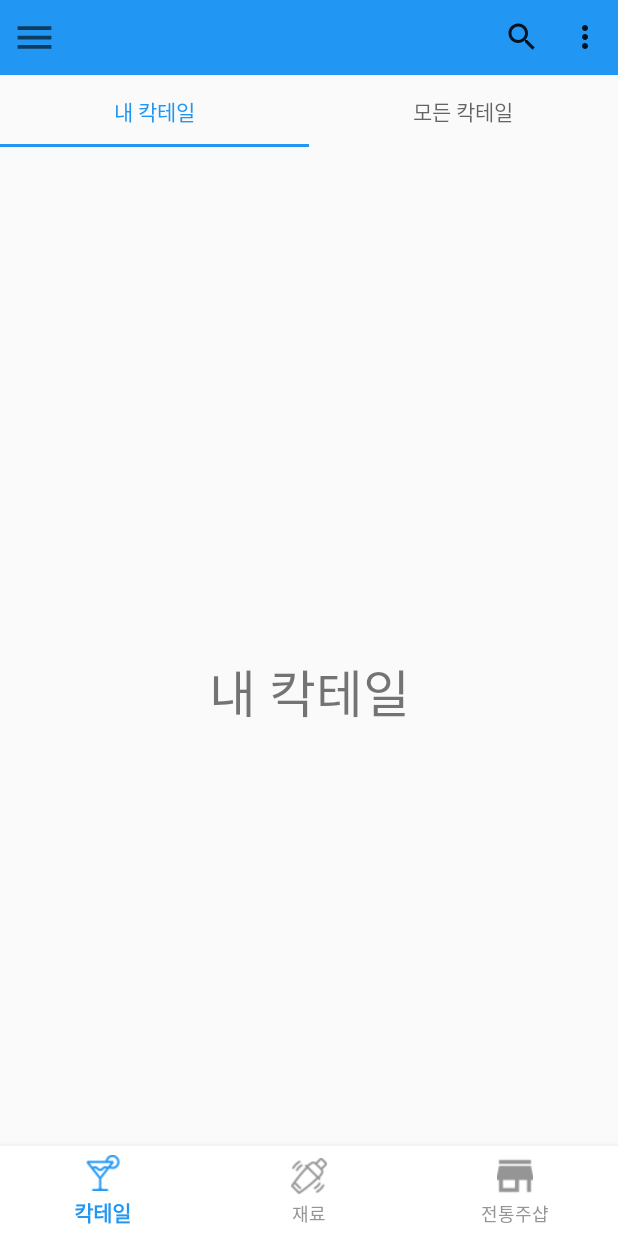
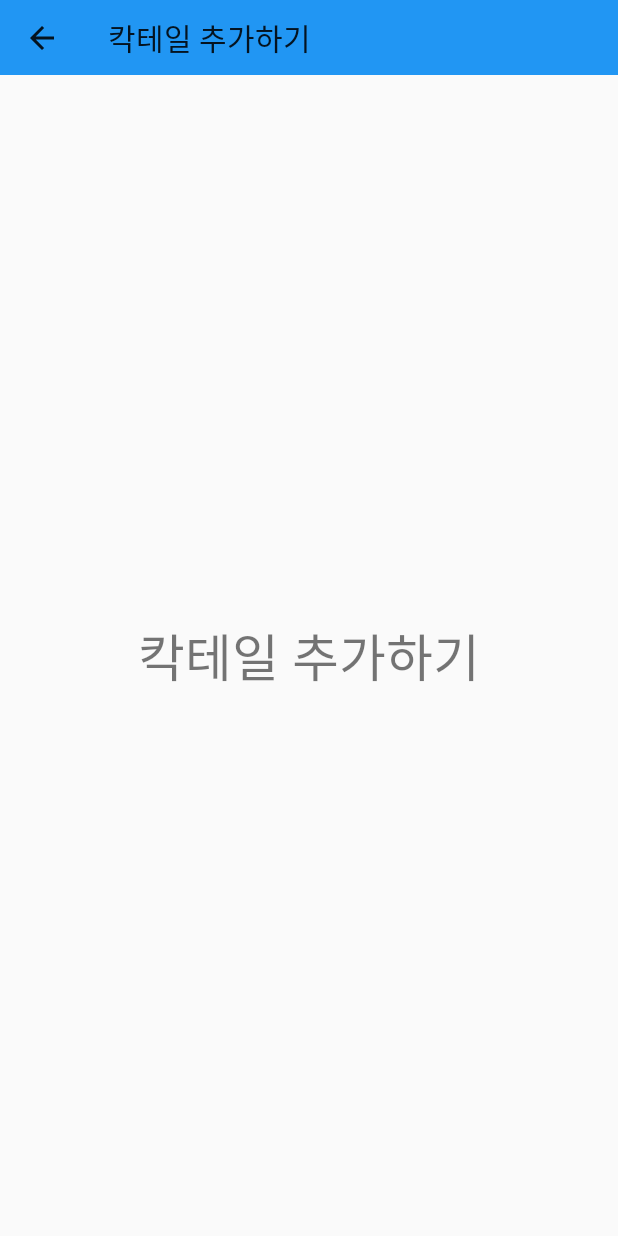
Before and after one commit to gyeom-yee/JavaAppKt, an Android app: the screen it shows after launch (MainActivity before the commit, AddCocktail after it), in the options menu, after a tap on "칵테일 추가하기", on a phone screen of 412 x 824 dp. Run offline under Robolectric (Android 15) with nearby library versions, the phone set to English and light mode, and no system bars.

Commit message:
LayoutCompletion commit

```diff
--- /dev/null
+++ b/app/src/main/java/com/example/javaappkt/AddCocktail.kt
@@ -0,0 +1,33 @@
+package com.example.javaappkt
+
+import androidx.appcompat.app.AppCompatActivity
+import android.os.Bundle
+import android.view.MenuItem
+import com.example.javaappkt.databinding.ActivityAddCocktailBinding
+
+class AddCocktail : AppCompatActivity() {
+
+    private var mBinding : ActivityAddCocktailBinding? = null
+    private val binding get() = mBinding!!
+
+    override fun onCreate(savedInstanceState: Bundle?) {
+        super.onCreate(savedInstanceState)
+        mBinding = ActivityAddCocktailBinding.inflate(layoutInflater)
+        setContentView(binding.root)
+
+        setSupportActionBar(binding.tbBack)
+        supportActionBar?.setDisplayHomeAsUpEnabled(true)
+        supportActionBar?.setDisplayShowTitleEnabled(false)
+        binding.tbBack.title = "칵테일 추가하기"
+    }
+
+    override fun onOptionsItemSelected(item: MenuItem): Boolean {
+        when (item.itemId) {
+            android.R.id.home -> {
+                finish()
+                return true
+            }
+        }
+        return super.onOptionsItemSelected(item)
+    }
+}
--- a/app/src/main/java/com/example/javaappkt/Fragment3.kt
+++ b/app/src/main/java/com/example/javaappkt/Fragment3.kt
@@ -32,7 +32,7 @@ class Fragment3 : Fragment() {
                 return true
             }
         }
-        myWebView.loadUrl("https://www.homesool.com")
+        myWebView.loadUrl("https://www.soolmarket.com")
         myWebView.settings.javaScriptEnabled = true
         myWebView.settings.allowContentAccess = true
         myWebView.settings.domStorageEnabled = true
--- a/app/src/main/java/com/example/javaappkt/MainActivity.kt
+++ b/app/src/main/java/com/example/javaappkt/MainActivity.kt
@@ -1,5 +1,6 @@
 package com.example.javaappkt
 
+import android.content.Intent
 import androidx.appcompat.app.AppCompatActivity
 import android.os.Bundle
 import android.view.Menu
@@ -88,6 +89,15 @@ class MainActivity : AppCompatActivity(), NavigationView.OnNavigationItemSelecte
         return super.onCreateOptionsMenu(menu) // 옵션 메뉴 생성 부분
     }
 
+    override fun onOptionsItemSelected(item: MenuItem): Boolean {
+        val intent1 = Intent(this, AddCocktail::class.java)
+        var intent2 = Intent(this, AddIngredient::class.java)
+        when(item.itemId) {
+            R.id.tbAddCocktail -> startActivity(intent1)
+            R.id.tbAddIngredient -> startActivity(intent2)
+        }
+        return super.onOptionsItemSelected(item)
+    }
 
     override fun onBackPressed() { // back 버튼 누를 시 수행하는 메소드
         if (binding.layoutDrawer.isDrawerOpen(GravityCompat.START)) {
--- /dev/null
+++ b/app/src/main/res/layout/activity_add_cocktail.xml
@@ -0,0 +1,28 @@
+<?xml version="1.0" encoding="utf-8"?>
+<androidx.constraintlayout.widget.ConstraintLayout xmlns:android="http://schemas.android.com/apk/res/android"
+    xmlns:app="http://schemas.android.com/apk/res-auto"
+    xmlns:tools="http://schemas.android.com/tools"
+    android:layout_width="match_parent"
+    android:layout_height="match_parent"
+    tools:context=".AddCocktail">
+
+    <androidx.appcompat.widget.Toolbar
+        android:id="@+id/tbBack"
+        android:layout_width="match_parent"
+        android:layout_height="50dp"
+        android:background="#2196F3"
+        android:minHeight="?attr/actionBarSize"
+        android:theme="?attr/actionBarTheme"
+        app:layout_constraintTop_toTopOf="parent" />
+
+    <TextView
+        android:id="@+id/textView5"
+        android:layout_width="wrap_content"
+        android:layout_height="wrap_content"
+        android:text="칵테일 추가하기"
+        android:textSize="34sp"
+        app:layout_constraintBottom_toBottomOf="parent"
+        app:layout_constraintEnd_toEndOf="parent"
+        app:layout_constraintStart_toStartOf="parent"
+        app:layout_constraintTop_toBottomOf="@+id/tbBack" />
+</androidx.constraintlayout.widget.ConstraintLayout>
--- a/app/src/main/res/layout/activity_main.xml
+++ b/app/src/main/res/layout/activity_main.xml
@@ -57,8 +57,10 @@
             android:layout_width="match_parent"
             android:layout_height="60dp"
             android:background="@color/white"
+            app:itemIconSize="37dp"
             app:itemIconTint="@drawable/bottom_navigation_color"
             app:itemTextColor="@drawable/bottom_navigation_color"
+            app:labelVisibilityMode="unlabeled"
             app:layout_constraintBottom_toBottomOf="parent"
             app:layout_constraintEnd_toEndOf="parent"
             app:layout_constraintStart_toStartOf="parent"
```
Also changed, not shown: app/src/main/AndroidManifest.xml (+10 -6 lines), app/src/main/java/com/example/javaappkt/AddIngredient.kt (added, +33 -0 lines), app/src/main/res/layout/activity_add_ingredient.xml (added, +28 -0 lines).
